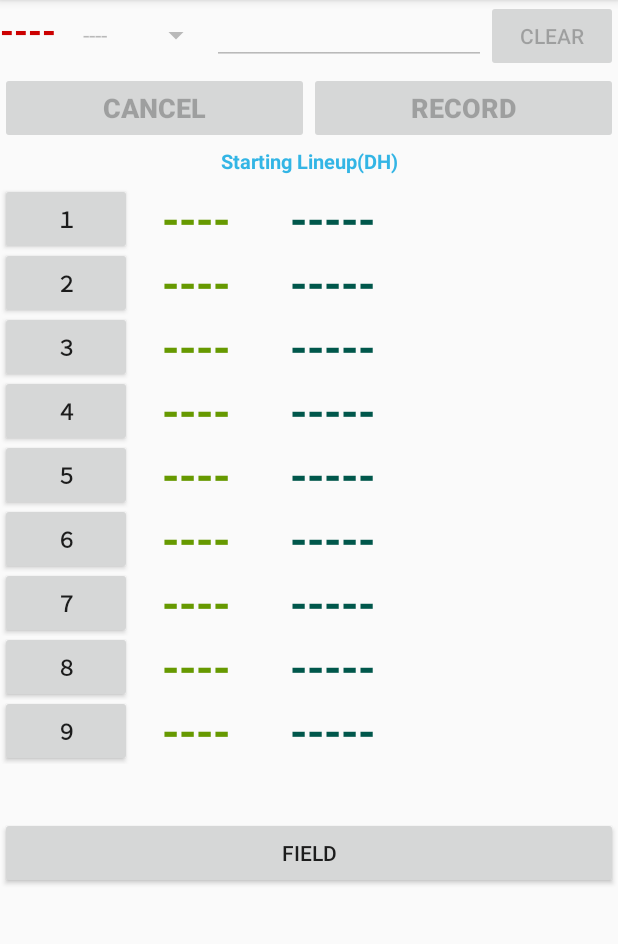
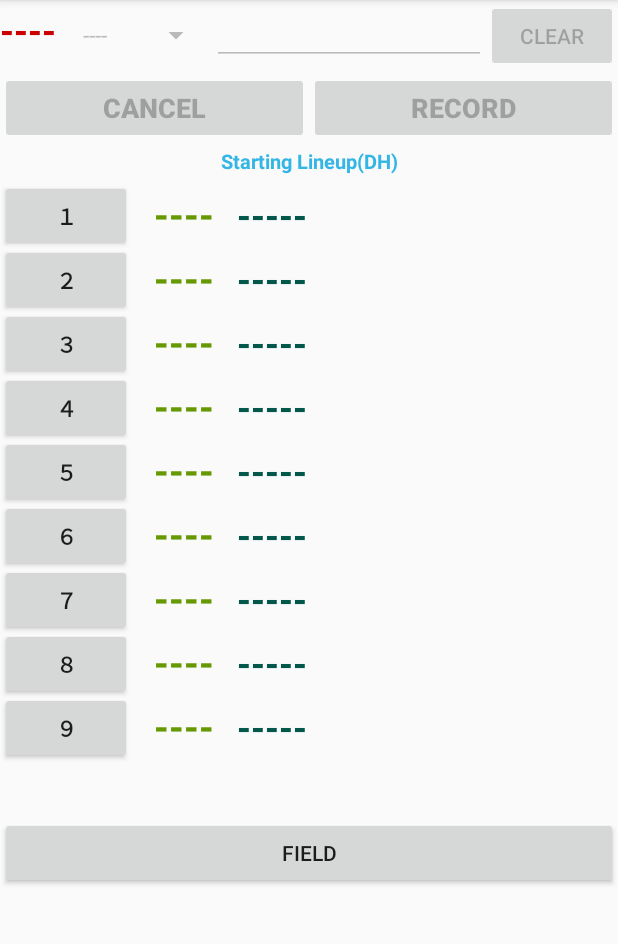
Before and after one commit to korosaka/baseball_lineup_EN, an Android app: the screen it shows after launch (MainActivity), in the options menu, after a tap on "NOT DH", on a phone screen of 412 x 824 dp, the part 84-1028 px from its top. Run offline under Robolectric (Android 15) with nearby library versions, the phone set to English and light mode, and no system bars.

Commit message:
DH無しの方も文字サイズ調整完了

```diff
--- a/BaseballStartingLineup/app/src/main/java/com/websarva/wings/android/baseballstartinglineup/LineupNormalFragment.java
+++ b/BaseballStartingLineup/app/src/main/java/com/websarva/wings/android/baseballstartinglineup/LineupNormalFragment.java
@@ -9,35 +9,17 @@ import android.widget.TextView;
 
 public class LineupNormalFragment extends Fragment {
 
-    private static final String NAMES_NORMAL = "namesOfNotDh";
-    private static final String POSITONS_NORMAL = "positionsOfNotDh";
+    private static final String NAMES_NORMAL = "namesNormal_fromTop";
+    private static final String POSITONS_NORMAL = "positionsNormal_fromTop";
 
     public static Bundle args;
 
-    //各打順の名前
-    TextView name1;
-    TextView name2;
-    TextView name3;
-    TextView name4;
-    TextView name5;
-    TextView name6;
-    TextView name7;
-    TextView name8;
-    TextView name9;
+    private TextView[] namesNormal_local = new TextView[10];
+    private TextView[] positionsNormal_local = new TextView[10];
 
-    //各打順のポジション
-    TextView position1;
-    TextView position2;
-    TextView position3;
-    TextView position4;
-    TextView position5;
-    TextView position6;
-    TextView position7;
-    TextView position8;
-    TextView position9;
 
-    private String[] namesOfNotDh = new String[20];
-    private String[] positionsOfNotDh = new String[20];
+    private String[] namesNormal_fromTop = new String[20];
+    private String[] positionsNormal_fromTop = new String[20];
 
 
     public static LineupNormalFragment newInstance(String[] names, String[] positions) {
@@ -63,29 +45,29 @@ public class LineupNormalFragment extends Fragment {
 
         View v = inflater.inflate(R.layout.fragment_lineup_normal, container, false);
 
-        name1 = v.findViewById(R.id.name1_normal);
-        name2 = v.findViewById(R.id.name2_normal);
-        name3 = v.findViewById(R.id.name3_normal);
-        name4 = v.findViewById(R.id.name4_normal);
-        name5 = v.findViewById(R.id.name5_normal);
-        name6 = v.findViewById(R.id.name6_normal);
-        name7 = v.findViewById(R.id.name7_normal);
-        name8 = v.findViewById(R.id.name8_normal);
-        name9 = v.findViewById(R.id.name9_normal);
-        position1 = v.findViewById(R.id.position1_normal);
-        position2 = v.findViewById(R.id.position2_normal);
-        position3 = v.findViewById(R.id.position3_normal);
-        position4 = v.findViewById(R.id.position4_normal);
-        position5 = v.findViewById(R.id.position5_normal);
-        position6 = v.findViewById(R.id.position6_normal);
-        position7 = v.findViewById(R.id.position7_normal);
-        position8 = v.findViewById(R.id.position8_normal);
-        position9 = v.findViewById(R.id.position9_normal);
+        namesNormal_local[1] = v.findViewById(R.id.name1_normal);
+        namesNormal_local[2] = v.findViewById(R.id.name2_normal);
+        namesNormal_local[3] = v.findViewById(R.id.name3_normal);
+        namesNormal_local[4] = v.findViewById(R.id.name4_normal);
+        namesNormal_local[5] = v.findViewById(R.id.name5_normal);
+        namesNormal_local[6] = v.findViewById(R.id.name6_normal);
+        namesNormal_local[7] = v.findViewById(R.id.name7_normal);
+        namesNormal_local[8] = v.findViewById(R.id.name8_normal);
+        namesNormal_local[9] = v.findViewById(R.id.name9_normal);
+        positionsNormal_local[1] = v.findViewById(R.id.position1_normal);
+        positionsNormal_local[2] = v.findViewById(R.id.position2_normal);
+        positionsNormal_local[3] = v.findViewById(R.id.position3_normal);
+        positionsNormal_local[4] = v.findViewById(R.id.position4_normal);
+        positionsNormal_local[5] = v.findViewById(R.id.position5_normal);
+        positionsNormal_local[6] = v.findViewById(R.id.position6_normal);
+        positionsNormal_local[7] = v.findViewById(R.id.position7_normal);
+        positionsNormal_local[8] = v.findViewById(R.id.position8_normal);
+        positionsNormal_local[9] = v.findViewById(R.id.position9_normal);
 
-        namesOfNotDh = getArguments().getStringArray(NAMES_NORMAL);
-        positionsOfNotDh = getArguments().getStringArray(POSITONS_NORMAL);
+        namesNormal_fromTop = getArguments().getStringArray(NAMES_NORMAL);
+        positionsNormal_fromTop = getArguments().getStringArray(POSITONS_NORMAL);
 
-        setInfo(namesOfNotDh, positionsOfNotDh);
+        setInfo(namesNormal_fromTop, positionsNormal_fromTop);
 
 
         return v;
@@ -93,71 +75,39 @@ public class LineupNormalFragment extends Fragment {
 
     public void setInfo(String[] names, String[] positions) {
 
-        // レイアウトにいっせい表示
-        name1.setText(names[11]);
-        name2.setText(names[12]);
-        name3.setText(names[13]);
-        name4.setText(names[14]);
-        name5.setText(names[15]);
-        name6.setText(names[16]);
-        name7.setText(names[17]);
-        name8.setText(names[18]);
-        name9.setText(names[19]);
-
-        position1.setText(positions[11]);
-        position2.setText(positions[12]);
-        position3.setText(positions[13]);
-        position4.setText(positions[14]);
-        position5.setText(positions[15]);
-        position6.setText(positions[16]);
-        position7.setText(positions[17]);
-        position8.setText(positions[18]);
-        position9.setText(positions[19]);
+        // レイアウトに表示
+        for(int i = 1;i < 10;i++){
+            namesNormal_local[i].setText(names[i + 10]);
+            changeTextSize(namesNormal_local[i]);
+            positionsNormal_local[i].setText(positions[i + 10]);
+        }
 
     }
+
+    public void changeTextSize(TextView textView){
+        // 字数取得
+        int lengthOfText = textView.length();
+
+        // 字数によって文字サイズ変更
+        if(lengthOfText < 12){
+            textView.setTextSize(24);
+        } else if(lengthOfText < 15){
+            textView.setTextSize(20);
+        } else if(lengthOfText < 17){
+            textView.setTextSize(18);
+        } else {
+            textView.setTextSize(16);
+        }
+
+    }
+
 
     // 特定の打順の内容変更
     public void textChange(int num, String position, String name) {
 
-        switch (num) {
-            case 1:
-                position1.setText(position);
-                name1.setText(name);
-                break;
-            case 2:
-                position2.setText(position);
-                name2.setText(name);
-                break;
-            case 3:
-                position3.setText(position);
-                name3.setText(name);
-                break;
-            case 4:
-                position4.setText(position);
-                name4.setText(name);
-                break;
-            case 5:
-                position5.setText(position);
-                name5.setText(name);
-                break;
-            case 6:
-                position6.setText(position);
-                name6.setText(name);
-                break;
-            case 7:
-                position7.setText(position);
-                name7.setText(name);
-                break;
-            case 8:
-                position8.setText(position);
-                name8.setText(name);
-                break;
-            case 9:
-                position9.setText(position);
-                name9.setText(name);
-                break;
-        }
-
+        namesNormal_local[num].setText(name);
+        changeTextSize(namesNormal_local[num]);
+        positionsNormal_local[num].setText(position);
 
     }
 }
--- a/BaseballStartingLineup/app/src/main/res/layout/fragment_lineup_dh.xml
+++ b/BaseballStartingLineup/app/src/main/res/layout/fragment_lineup_dh.xml
@@ -24,8 +24,7 @@
     <LinearLayout
         android:layout_width="match_parent"
         android:layout_height="wrap_content"
-        android:orientation="horizontal"
-        android:layout_marginTop="-5dp">
+        android:orientation="horizontal">
 
         <Button
             android:id="@+id/btn1DH"
--- a/BaseballStartingLineup/app/src/main/res/layout/fragment_lineup_normal.xml
+++ b/BaseballStartingLineup/app/src/main/res/layout/fragment_lineup_normal.xml
@@ -30,27 +30,26 @@
             android:id="@+id/btn1_normal"
             android:layout_width="wrap_content"
             android:layout_height="wrap_content"
+            android:layout_gravity="center"
             android:onClick="onClick1"
             android:text="@string/first"
             android:textStyle="bold" />
 
         <TextView
             android:id="@+id/position1_normal"
-            android:layout_width="wrap_content"
+            android:layout_width="70dp"
             android:layout_height="wrap_content"
-            android:layout_marginLeft="20dp"
-            android:layout_marginRight="20dp"
             android:layout_marginTop="5dp"
             android:text="@string/position"
+            android:gravity="center"
             android:textColor="@android:color/holo_green_dark"
-            android:textSize="30sp"
+            android:textSize="25sp"
             android:textStyle="bold" />
 
         <TextView
             android:id="@+id/name1_normal"
             android:layout_width="match_parent"
             android:layout_height="wrap_content"
-            android:layout_marginLeft="20dp"
             android:layout_marginTop="5dp"
             android:text="@string/unselected"
             android:textColor="@color/colorPrimaryDark"
@@ -70,25 +69,25 @@
             android:layout_height="wrap_content"
             android:onClick="onClick2"
             android:text="@string/second"
+            android:layout_gravity="center"
+
             android:textStyle="bold" />
 
         <TextView
             android:id="@+id/position2_normal"
-            android:layout_width="wrap_content"
+            android:layout_width="70dp"
             android:layout_height="wrap_content"
-            android:layout_marginLeft="20dp"
-            android:layout_marginRight="20dp"
             android:layout_marginTop="5dp"
             android:text="@string/position"
+            android:gravity="center"
             android:textColor="@android:color/holo_green_dark"
-            android:textSize="30sp"
+            android:textSize="25sp"
             android:textStyle="bold" />
 
         <TextView
             android:id="@+id/name2_normal"
             android:layout_width="match_parent"
             android:layout_height="wrap_content"
-            android:layout_marginLeft="20dp"
             android:layout_marginTop="5dp"
             android:text="@string/unselected"
             android:textColor="@color/colorPrimaryDark"
@@ -108,25 +107,25 @@
             android:layout_height="wrap_content"
             android:onClick="onClick3"
             android:text="@string/third"
+            android:layout_gravity="center"
+
             android:textStyle="bold" />
 
         <TextView
             android:id="@+id/position3_normal"
-            android:layout_width="wrap_content"
+            android:layout_width="70dp"
             android:layout_height="wrap_content"
-            android:layout_marginLeft="20dp"
-            android:layout_marginRight="20dp"
             android:layout_marginTop="5dp"
             android:text="@string/position"
+            android:gravity="center"
             android:textColor="@android:color/holo_green_dark"
-            android:textSize="30sp"
+            android:textSize="25sp"
             android:textStyle="bold" />
 
         <TextView
             android:id="@+id/name3_normal"
             android:layout_width="match_parent"
             android:layout_height="wrap_content"
-            android:layout_marginLeft="20dp"
             android:layout_marginTop="5dp"
             android:text="@string/unselected"
             android:textColor="@color/colorPrimaryDark"
@@ -146,25 +145,25 @@
             android:layout_height="wrap_content"
             android:onClick="onClick4"
             android:text="@string/fourth"
+            android:layout_gravity="center"
+
             android:textStyle="bold" />
 
         <TextView
             android:id="@+id/position4_normal"
-            android:layout_width="wrap_content"
+            android:layout_width="70dp"
             android:layout_height="wrap_content"
-            android:layout_marginLeft="20dp"
-            android:layout_marginRight="20dp"
             android:layout_marginTop="5dp"
             android:text="@string/position"
+            android:gravity="center"
             android:textColor="@android:color/holo_green_dark"
-            android:textSize="30sp"
+            android:textSize="25sp"
             android:textStyle="bold" />
 
         <TextView
             android:id="@+id/name4_normal"
             android:layout_width="match_parent"
             android:layout_height="wrap_content"
-            android:layout_marginLeft="20dp"
             android:layout_marginTop="5dp"
             android:text="@string/unselected"
             android:textColor="@color/colorPrimaryDark"
@@ -184,25 +183,24 @@
             android:layout_height="wrap_content"
             android:onClick="onClick5"
             android:text="@string/fifth"
+            android:layout_gravity="center"
             android:textStyle="bold" />
 
         <TextView
             android:id="@+id/position5_normal"
-            android:layout_width="wrap_content"
+            android:layout_width="70dp"
             android:layout_height="wrap_content"
-            android:layout_marginLeft="20dp"
-            android:layout_marginRight="20dp"
             android:layout_marginTop="5dp"
             android:text="@string/position"
+            android:gravity="center"
             android:textColor="@android:color/holo_green_dark"
-            android:textSize="30sp"
+            android:textSize="25sp"
             android:textStyle="bold" />
 
         <TextView
             android:id="@+id/name5_normal"
             android:layout_width="match_parent"
             android:layout_height="wrap_content"
-            android:layout_marginLeft="20dp"
             android:layout_marginTop="5dp"
             android:text="@string/unselected"
             android:textColor="@color/colorPrimaryDark"
@@ -222,25 +220,24 @@
             android:layout_height="wrap_content"
             android:onClick="onClick6"
             android:text="@string/sixth"
+            android:layout_gravity="center"
             android:textStyle="bold" />
 
         <TextView
             android:id="@+id/position6_normal"
-            android:layout_width="wrap_content"
+            android:layout_width="70dp"
             android:layout_height="wrap_content"
-            android:layout_marginLeft="20dp"
-            android:layout_marginRight="20dp"
             android:layout_marginTop="5dp"
             android:text="@string/position"
+            android:gravity="center"
             android:textColor="@android:color/holo_green_dark"
-            android:textSize="30sp"
+            android:textSize="25sp"
             android:textStyle="bold" />
 
         <TextView
             android:id="@+id/name6_normal"
             android:layout_width="match_parent"
             android:layout_height="wrap_content"
-            android:layout_marginLeft="20dp"
             android:layout_marginTop="5dp"
             android:text="@string/unselected"
             android:textColor="@color/colorPrimaryDark"
@@ -260,25 +257,24 @@
             android:layout_height="wrap_content"
             android:onClick="onClick7"
             android:text="@string/seventh"
+            android:layout_gravity="center"
             android:textStyle="bold" />
 
         <TextView
             android:id="@+id/position7_normal"
-            android:layout_width="wrap_content"
+            android:layout_width="70dp"
             android:layout_height="wrap_content"
-            android:layout_marginLeft="20dp"
-            android:layout_marginRight="20dp"
             android:layout_marginTop="5dp"
             android:text="@string/position"
+            android:gravity="center"
             android:textColor="@android:color/holo_green_dark"
-            android:textSize="30sp"
+            android:textSize="25sp"
             android:textStyle="bold" />
 
         <TextView
             android:id="@+id/name7_normal"
             android:layout_width="match_parent"
             android:layout_height="wrap_content"
-            android:layout_marginLeft="20dp"
             android:layout_marginTop="5dp"
             android:text="@string/unselected"
             android:textColor="@color/colorPrimaryDark"
@@ -298,25 +294,24 @@
             android:layout_height="wrap_content"
             android:onClick="onClick8"
             android:text="@string/eighth"
+            android:layout_gravity="center"
             android:textStyle="bold" />
 
         <TextView
             android:id="@+id/position8_normal"
-            android:layout_width="wrap_content"
+            android:layout_width="70dp"
             android:layout_height="wrap_content"
-            android:layout_marginLeft="20dp"
-            android:layout_marginRight="20dp"
             android:layout_marginTop="5dp"
             android:text="@string/position"
+            android:gravity="center"
             android:textColor="@android:color/holo_green_dark"
-            android:textSize="30sp"
+            android:textSize="25sp"
             android:textStyle="bold" />
 
         <TextView
             android:id="@+id/name8_normal"
             android:layout_width="match_parent"
             android:layout_height="wrap_content"
-            android:layout_marginLeft="20dp"
             android:layout_marginTop="5dp"
             android:text="@string/unselected"
             android:textColor="@color/colorPrimaryDark"
@@ -337,25 +332,24 @@
             android:layout_height="wrap_content"
             android:onClick="onClick9"
             android:text="@string/ninth"
+            android:layout_gravity="center"
             android:textStyle="bold" />
 
         <TextView
             android:id="@+id/position9_normal"
-            android:layout_width="wrap_content"
+            android:layout_width="70dp"
             android:layout_height="wrap_content"
-            android:layout_marginLeft="20dp"
-            android:layout_marginRight="20dp"
             android:layout_marginTop="5dp"
             android:text="@string/position"
+            android:gravity="center"
             android:textColor="@android:color/holo_green_dark"
-            android:textSize="30sp"
+            android:textSize="25sp"
             android:textStyle="bold" />
 
         <TextView
             android:id="@+id/name9_normal"
             android:layout_width="match_parent"
             android:layout_height="wrap_content"
-            android:layout_marginLeft="20dp"
             android:layout_marginTop="5dp"
             android:text="@string/unselected"
             android:textColor="@color/colorPrimaryDark"
```
